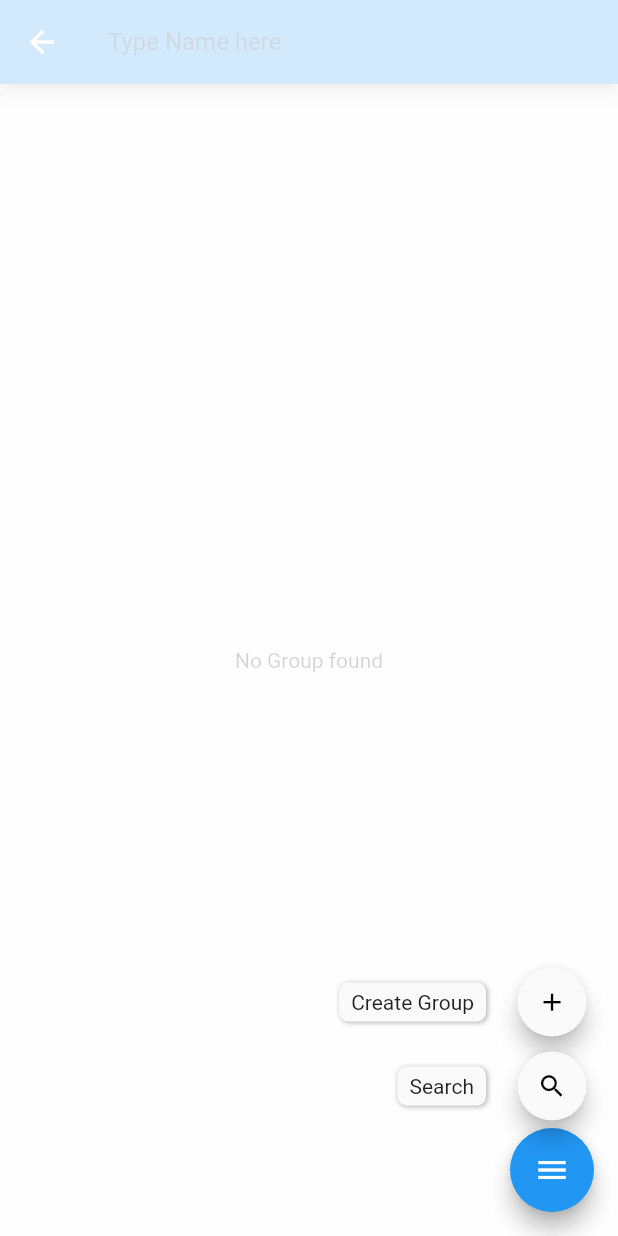
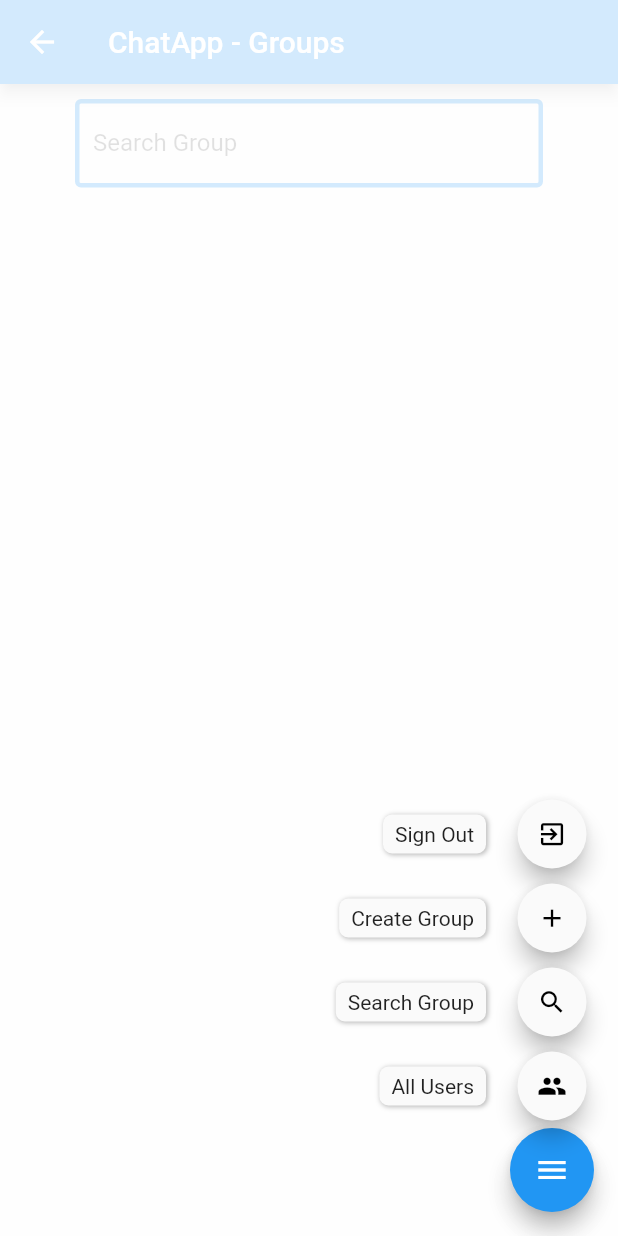
Before and after one commit to VitJee/chatapp, a Flutter app: the SearchGroupPage screen opened directly, after a tap on the "menu" icon, on a phone screen of 412 x 824 dp. Run offline on Flutter 3.47's test engine with Material 2 defaults, Android fonts, the phone set to English and light mode, and no system bars; drawn by our look-alikes of firebase_database, flutter_speed_dial; our stand-ins replace chat_bubbles, cloud_firestore, firebase_auth, firebase_core, google_sign_in; missing offline and left inert: string_splitter; accounts and stored records are empty.

Commit message:
Major changes 2: - partial switch to realtime database from firestore - redirects.dart - fix of chats - fix of groups

```diff
--- a/lib/views/findgroup.dart
+++ /dev/null
@@ -1,113 +0,0 @@
-import 'package:chatapp/models/group.dart';
-import 'package:chatapp/models/user.dart' as modUser;
-import 'package:chatapp/views/chat.dart';
-import 'package:chatapp/views/createGroup.dart';
-import 'package:cloud_firestore/cloud_firestore.dart';
-import 'package:firebase_auth/firebase_auth.dart';
-import 'package:flutter/cupertino.dart';
-import 'package:flutter/material.dart';
-import 'package:google_sign_in/google_sign_in.dart';
-import 'package:flutter_speed_dial/flutter_speed_dial.dart';
-
-import 'users.dart';
-
-class SearchGroup extends StatelessWidget {
-  @override
-  Widget build(BuildContext context) {
-    return SearchGroupPage();
-  }
-}
-
-class SearchGroupPage extends StatefulWidget {
-  @override
-  State<StatefulWidget> createState() => SearchGroupState();
-}
-
-class SearchGroupState extends State<SearchGroupPage> {
-  late Stream<List<Group>> allGroupsStream;
-  List<Group> allGroups = [];
-  var userAuth = FirebaseAuth.instance.currentUser!;
-
-  var labelText = "Type Name here";
-
-  @override
-  void initState() {
-    allGroupsStream = FirebaseFirestore.instance.collection("groups")
-        .snapshots()
-        .map((snapshot) =>
-        snapshot.docs.map((doc) => Group.fromJson(doc.data())).toList());
-    readUsers();
-    super.initState();
-  }
-
-  final double fontSize = 32;
-  var searchFriend = TextEditingController();
-
-  void readUsers() async {
-    allGroups = await allGroupsStream.first;
-    setState(() {});
-  }
-
-  void openChat(Group selectedGroup) {
-    Navigator.pushReplacement(context, MaterialPageRoute(builder: (BuildContext context) {
-      return Chat(group: selectedGroup);
-    }));
-  }
-
-  void searchGroup() {
-  }
-
-  void createGroup() {
-    Navigator.pushReplacement(context, MaterialPageRoute(builder: (BuildContext context) {
-      return CreateGroup();
-    }));
-  }
-
-  @override
-  Widget build(BuildContext context) {
-    return Scaffold(
-      appBar: AppBar(
-          title: TextField(
-            controller: searchFriend,
-            decoration: InputDecoration(
-              labelText: labelText
-            ),
-          )
-      ),
-      body: allGroups.length > 0 ? ListView.separated(
-          itemCount: allGroups.length,
-          itemBuilder: (context, index) {
-            return ListTile(
-              leading: Icon(Icons.chat),
-              title: Text(allGroups[index].groupID),
-              onTap: () {
-                setState(() {
-                  openChat(allGroups[index]);
-                });
-              },
-            );
-          }, separatorBuilder: (BuildContext context, int index) =>
-          Divider(
-            color: Colors.black,
-          ),
-      ) : Center(
-        child: Text("No Group found"),
-      ),
-      floatingActionButton: SpeedDial(
-        child: Icon(Icons.menu),
-        children: [
-          SpeedDialChild(
-            child: Icon(Icons.search),
-            label: "Search",
-            onTap: searchGroup
-          ),
-          SpeedDialChild(
-            child: Icon(Icons.add),
-            label: "Create Group",
-            onTap: createGroup
-          )
-        ],
-      )
-    );
-  }
-}
--- a/lib/views/login.dart
+++ b/lib/views/login.dart
@@ -1,3 +1,4 @@
+import 'package:chatapp/views/searchgroup.dart';
 import 'package:chatapp/views/users.dart';
 import 'package:chatapp/views/signup.dart';
 import 'package:flutter/gestures.dart';
@@ -27,7 +28,7 @@ class Login extends StatelessWidget {
       stream: FirebaseAuth.instance.authStateChanges(),
       builder: (context, snapshot) {
         if (snapshot.hasData) {
-          return Users();
+          return SearchGroup();
         } else {
           return const LoginPage();
         }
--- /dev/null
+++ b/lib/views/searchgroup.dart
@@ -0,0 +1,119 @@
+import 'package:chatapp/models/group.dart';
+import 'package:chatapp/models/redirects.dart';
+import 'package:chatapp/models/user.dart' as modUser;
+import 'package:chatapp/views/chat.dart';
+import 'package:chatapp/views/createGroup.dart';
+import 'package:cloud_firestore/cloud_firestore.dart' as fireStore;
+import 'package:firebase_auth/firebase_auth.dart';
+import 'package:firebase_core/firebase_core.dart';
+import 'package:firebase_database/firebase_database.dart';
+import 'package:firebase_database/ui/firebase_animated_list.dart';
+import 'package:flutter/cupertino.dart';
+import 'package:flutter/material.dart';
+import 'package:google_sign_in/google_sign_in.dart';
+import 'package:flutter_speed_dial/flutter_speed_dial.dart';
+
+import 'users.dart';
+
+class SearchGroup extends StatelessWidget {
+  @override
+  Widget build(BuildContext context) {
+    return SearchGroupPage();
+  }
+}
+
+class SearchGroupPage extends StatefulWidget {
+  @override
+  State<StatefulWidget> createState() => SearchGroupState();
+}
+
+class SearchGroupState extends State<SearchGroupPage> {
+  var userAuth = FirebaseAuth.instance.currentUser!;
+  late Query groupsQuery = FirebaseDatabase.instanceFor(
+      app: Firebase.app(),
+      databaseURL:
+      "https://chatapp-lernatelier-default-rtdb.europe-west1.firebasedatabase.app/")
+      .ref()
+      .child("groups");
+  final double fontSize = 32;
+  var searchGroupController = TextEditingController();
+
+  @override
+  void initState() {
+    super.initState();
+  }
+
+  void searchGroup() {}
+
+  void openChat(String selectedGroup) {
+    Navigator.push(context, MaterialPageRoute(builder: (BuildContext context) {
+      return Chat(groupID: selectedGroup);
+    }));
+  }
+
+  @override
+  Widget build(BuildContext context) {
+    return Scaffold(
+        appBar: AppBar(title: Text("ChatApp - Groups")),
+        body: Column(
+          children: [
+            Padding(
+              padding: EdgeInsets.fromLTRB(50, 10, 50, 30),
+              child: TextField(
+                controller: searchGroupController,
+                decoration: const InputDecoration(
+                    labelText: "Search Group",
+                    enabledBorder: OutlineInputBorder(
+                        borderSide: BorderSide(
+                            width: 3, color: Colors.blue
+                        )
+                    )
+                ),
+              ),
+            ),
+            Expanded(
+              child: FirebaseAnimatedList(
+                  query: groupsQuery,
+                  itemBuilder: (context, snapshot, animation, index) {
+                    Map groups = snapshot.value as Map;
+                    groups["key"] = snapshot.key;
+                    return ListTile(
+                      title: Text(snapshot.key.toString()),
+                      onTap: () {
+                        openChat(snapshot.key.toString());
+                      },
+                    );
+                  }),
+            ),
+          ],
+        ),
+        floatingActionButton: SpeedDial(
+          child: Icon(Icons.menu),
+          children: [
+            SpeedDialChild(
+                child: Icon(Icons.people),
+                label: "All Users",
+                onTap: () {
+                  Redirect.allUsers(context);
+                }),
+            SpeedDialChild(
+                child: Icon(Icons.search),
+                label: "Search Group",
+                onTap: searchGroup),
+            SpeedDialChild(
+                child: Icon(Icons.add),
+                label: "Create Group",
+                onTap: () {
+                  Redirect.createGroup(context);
+                }),
+            SpeedDialChild(
+                child: Icon(Icons.exit_to_app),
+                label: "Sign Out",
+                onTap: () {
+                  Redirect.signOut(context);
+                })
+          ],
+        )
+    );
+  }
+}
--- a/lib/views/signup.dart
+++ b/lib/views/signup.dart
@@ -1,3 +1,4 @@
+import 'package:chatapp/views/searchgroup.dart';
 import 'package:chatapp/views/users.dart';
 import 'package:cloud_firestore/cloud_firestore.dart';
 import 'package:flutter/gestures.dart';
@@ -12,7 +13,7 @@ class SignUp extends StatelessWidget {
         stream: FirebaseAuth.instance.authStateChanges(),
         builder: (context, snapshot) {
           if (snapshot.hasData) {
-            return Users();
+            return SearchGroup();
           } else {
             return SignUpPage();
           }
--- a/pubspec.yaml
+++ b/pubspec.yaml
@@ -41,6 +41,9 @@ dependencies:
   firebase_auth: ^4.2.1
   google_sign_in: ^5.4.2
   flutter_speed_dial: ^6.2.0
+  firebase_database: ^10.0.7
+  chat_bubbles: ^1.3.1
+  string_splitter: ^1.0.0+1
 
 dev_dependencies:
   flutter_test:
```
Also changed, not shown: lib/models/redirects.dart (added, +39 -0 lines), lib/views/Utils.dart (deleted, +0 -16 lines), lib/views/chat.dart (+109 -25 lines), lib/views/createGroup.dart (+15 -3 lines), lib/views/users.dart (+9 -24 lines), pubspec.lock, 3 other files.
